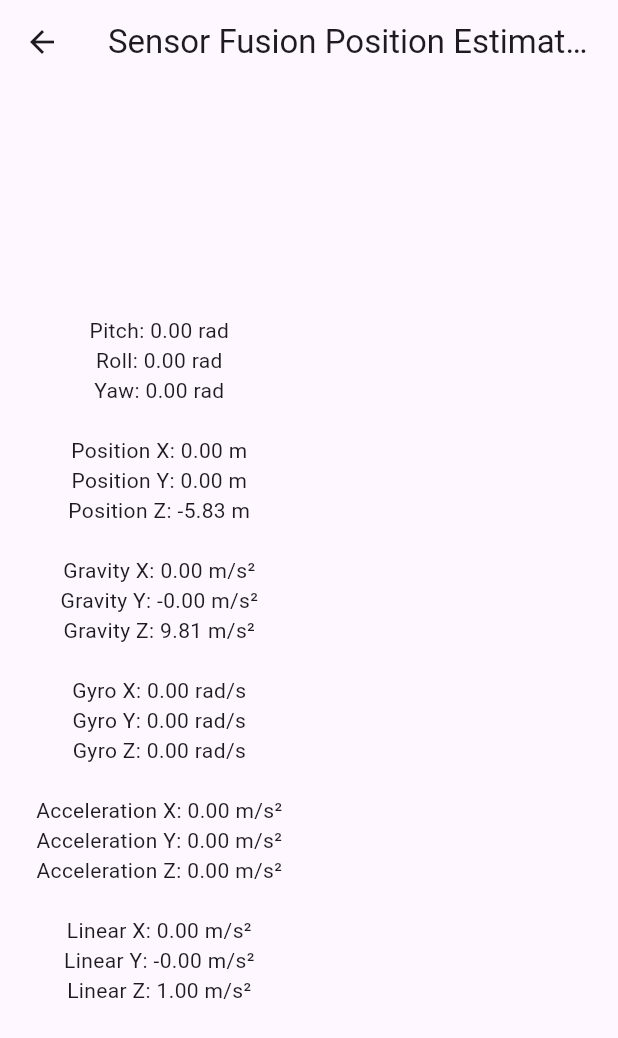
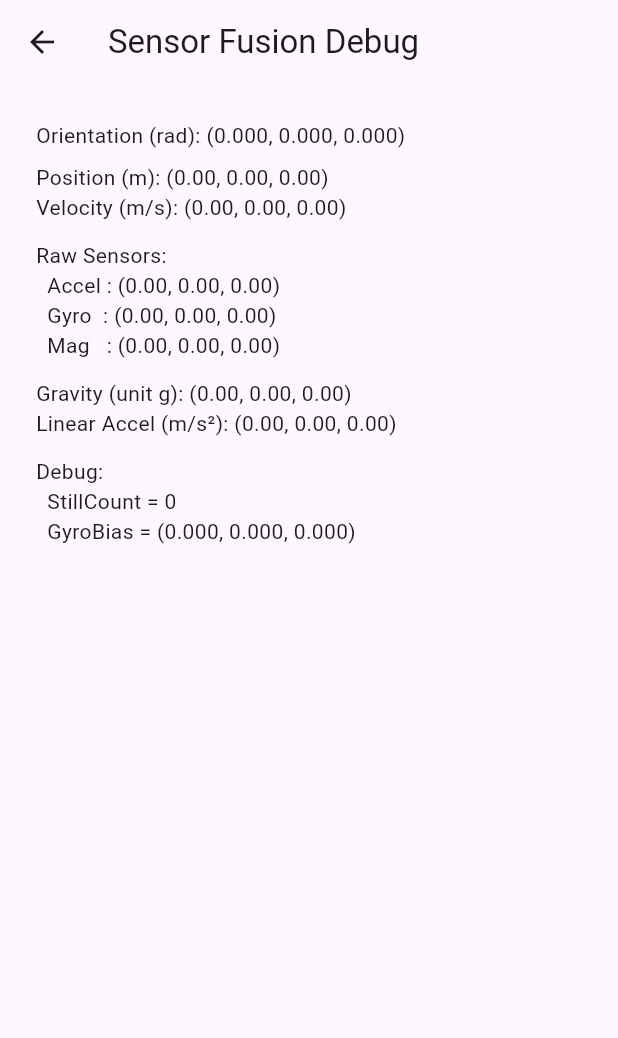
Before and after one commit to mabdullahsaqib/Mobile-DRS-System, a Flutter app: the screen it shows after launch, after a tap on "AcceleroMeter Test", on a phone screen of 412 x 824 dp. Shown: the top 1038 px of the screen. Run offline on Flutter 3.47's test engine with Material 3 defaults, Android fonts, the phone set to English and light mode, and no system bars; our stand-ins replace sensors_plus; missing offline and left inert: arcore_flutter_plugin.

Commit message:
Acclerometer not working accuratly

```diff
--- a/frontend/mobile_drs_system/lib/screens/ar_screen.dart
+++ b/frontend/mobile_drs_system/lib/screens/ar_screen.dart
@@ -10,11 +10,13 @@ class ArScreen extends StatefulWidget {
 }
 
 class _ArScreenState extends State<ArScreen> {
-  late ArCoreController arCoreController;
+  ArCoreController? arCoreController;
 
   void _onArCoreViewCreated(ArCoreController controller) {
     arCoreController = controller;
 
+    // Delay the addition of ARCore nodes to ensure OpenGL context is ready
+    Future.delayed(Duration(milliseconds: 500), () {
       final material = ArCoreMaterial(color: Colors.green);
       final sphere = ArCoreSphere(materials: [material], radius: 0.1);
       final node = ArCoreNode(
@@ -22,12 +24,13 @@ class _ArScreenState extends State<ArScreen> {
         position: vector.Vector3(0, 0, -1), // 1 meter in front
       );
 
-    arCoreController.addArCoreNode(node);
+      arCoreController?.addArCoreNode(node);
+    });
   }
 
   @override
   void dispose() {
-    arCoreController.dispose();
+    arCoreController?.dispose();
     super.dispose();
   }
 
--- a/frontend/mobile_drs_system/lib/screens/home_screen.dart
+++ b/frontend/mobile_drs_system/lib/screens/home_screen.dart
@@ -54,7 +54,7 @@ class HomeScreen extends StatelessWidget {
                 Navigator.push(
                   context,
                   MaterialPageRoute(
-                      builder: (_) => const SensorFusionPositionScreen()),
+                      builder: (_) => SensorFusionPositionScreen()),
                 );
               },
             ),
--- a/frontend/mobile_drs_system/lib/screens/kalan_filter.dart
+++ b/frontend/mobile_drs_system/lib/screens/kalan_filter.dart
@@ -2,251 +2,218 @@ import 'package:flutter/material.dart';
 import 'package:sensors_plus/sensors_plus.dart';
 import 'dart:async';
 import 'dart:math';
-import 'package:vector_math/vector_math_64.dart'; // Import vector_math for Vector3 and Vector2
+import 'package:vector_math/vector_math_64.dart';
 
+/// Improved Kalman-based sensor fusion with bias adaptation, ZUPT,
+/// initial orientation, and adaptive thresholding.
 class KalmanFilter {
-  // Kalman state using Vector3 for rotation, position, and velocity
-  Vector3 rotation = Vector3.zero();
-  Vector3 P_rotation = Vector3(1.0, 1.0, 1.0);
-  double Q = 0.01, R = 0.1;
-  Vector3 Q_rotation = Vector3.zero();
+  Vector3 rotation = Vector3.zero();  // (pitch, roll, yaw)
+  Vector3 P = Vector3.all(1.0);
+  static const double Q = 0.01, R = 0.1;
 
-  // Position and velocity using Vector3
   Vector3 position = Vector3.zero();
   Vector3 velocity = Vector3.zero();
-  Vector3 gravity=Vector3.zero();
+  Vector3 gravity = Vector3.zero();
+  Vector3 linear = Vector3.zero();
 
-  Vector3 linear=Vector3.zero();
-  // Gyroscope bias
   Vector3 biasGyro = Vector3.zero();
+  Vector3 filtAccel = Vector3.zero();
+  Vector3 filtMag   = Vector3.zero();
+  static const double alphaAccel = 0.8, alphaMag = 0.8;
 
-  // Low-pass filter values
-  Vector3 filtAccel = Vector3.zero();
-  Vector2 filtMag = Vector2.zero();
-  static const double alpha = 0.8;
+  int stillCount = 0;
+  static const int stillThreshold = 30;
+  double baseThreshold = 0.05;
+  static const double biasAdaptRate = 0.01;
 
-  // Stillness tracking
-  int stillCount = 0;
-  static const double motionThreshold = 0.15;
-  static const int stillThreshold = 15;
-  static const double damping = 0.9;
+  /// Initialize orientation from accelerometer (pitch, roll)
+  void initializeFromAccel(Vector3 accel) {
+    double pitch = atan2(accel.y, sqrt(accel.x * accel.x + accel.z * accel.z));
+    double roll  = atan2(-accel.x, accel.z);
+    rotation.setValues(pitch, roll, 0.0);
+  }
 
-  // Set gyro bias
   void calibrateGyroBias(Vector3 gyro) {
     biasGyro = gyro;
   }
 
-  // Main fusion function
-  void updateFusion({
+  /// Main update: dt in seconds, raw sensor readings in device axes
+  void update({
     required double dt,
-    required Vector3 accl,
+    required Vector3 accel,
     required Vector3 gyro,
-    required Vector2 mag,
+    required Vector3 mag,
   }) {
-    // Bias correction for gyro
-    Vector3 gyroCorrected = gyro - biasGyro;
+    // 1) Bias adaptation on stillness
+    if (stillCount > stillThreshold) {
+      biasGyro = biasGyro * (1 - biasAdaptRate) + gyro * biasAdaptRate;
+    }
+    final gyroCorr = gyro - biasGyro;
 
-    // Low-pass filtering for accelerometer
-  filtAccel = Vector3(
-    alpha * filtAccel.x + (1 - alpha) * accl.x,
-    alpha * filtAccel.y + (1 - alpha) * accl.y,
-    alpha * filtAccel.z + (1 - alpha) * accl.z,
-  );
-
-  // Low-pass filtering for magnetometer
-  filtMag = Vector2(
-    alpha * filtMag.x + (1 - alpha) * mag.x,
-    alpha * filtMag.y + (1 - alpha) * mag.y,
-  );
-
-
-    // Gyro integration
-    rotation += gyroCorrected * dt;
-
-    // Accel & magnetometer-based angles
-    double accelPitch = atan2(filtAccel.y, sqrt(filtAccel.x * filtAccel.x + filtAccel.z * filtAccel.z));
-    double accelRoll = atan2(-filtAccel.x, filtAccel.z);
-    double accelYaw = atan2(filtMag.y, filtMag.x);
-
-    // Kalman gain
-    double K_pitch = P_rotation.x / (P_rotation.x + R);
-    double K_roll = P_rotation.y / (P_rotation.y + R);
-    double K_yaw = P_rotation.z / (P_rotation.z + R);
-
-    // Kalman update
-    rotation.x = rotation.x + K_pitch * (accelPitch - rotation.x);
-    rotation.y = rotation.y + K_roll * (accelRoll - rotation.y);
-    rotation.z = rotation.z + K_yaw * (accelYaw - rotation.z);
-
-    // Update covariance
-    P_rotation.x = (1 - K_pitch) * P_rotation.x + Q;
-    P_rotation.y = (1 - K_roll) * P_rotation.y + Q;
-    P_rotation.z = (1 - K_yaw) * P_rotation.z + Q;
-
-    // Gravity removal
-    gravity = Vector3(
-      sin(rotation.x),
-      -sin(rotation.y) * cos(rotation.x),
-      cos(rotation.y) * cos(rotation.x),
+    // 2) Low-pass filters
+    filtAccel = Vector3(
+      alphaAccel * filtAccel.x + (1 - alphaAccel) * accel.x,
+      alphaAccel * filtAccel.y + (1 - alphaAccel) * accel.y,
+      alphaAccel * filtAccel.z + (1 - alphaAccel) * accel.z,
+    );
+    filtMag = Vector3(
+      alphaMag * filtMag.x + (1 - alphaMag) * mag.x,
+      alphaMag * filtMag.y + (1 - alphaMag) * mag.y,
+      alphaMag * filtMag.z + (1 - alphaMag) * mag.z,
     );
 
-    linear = accl - gravity * 9.81;
+    // 3) Predict orientation
+    rotation += gyroCorr * dt;
 
+    // 4) Accel-based pitch/roll
+    double accelPitch = atan2(
+      filtAccel.y,
+      sqrt(filtAccel.x * filtAccel.x + filtAccel.z * filtAccel.z),
+    );
+    double accelRoll = atan2(-filtAccel.x, filtAccel.z);
 
-    // Threshold filter
-    linear = _thresholdFilter(linear);
+    // 5) Magnetometer-based yaw calculation
+    final normA = filtAccel.normalized();
+    final east  = filtMag.cross(normA).normalized();
+    final north = normA.cross(east).normalized();
+    double accelYaw = atan2(east.y, east.x);
 
-    // Still detection
-    double linearMag = linear.length;
-    const double smallThreshold = 0.01;
-    stillCount = linearMag < smallThreshold ? stillCount + 1 : 0;
+    // 6) Kalman gains
+    double Kp = P.x / (P.x + R);
+    double Kr = P.y / (P.y + R);
+    double Ky = P.z / (P.z + R);
 
-    if (stillCount > stillThreshold) {
-      velocity = Vector3.zero();
-    }
+    // 7) Update orientation
+    rotation.x += Kp * (accelPitch - rotation.x);
+    rotation.y += Kr * (accelRoll  - rotation.y);
+    rotation.z += Ky * (accelYaw   - rotation.z);
 
-    if (stillCount > 0) {
-      velocity *= damping;
-    }
+    // 8) Update covariance
+    P.x = (1 - Kp) * P.x + Q;
+    P.y = (1 - Kr) * P.y + Q;
+    P.z = (1 - Ky) * P.z + Q;
 
-    // Integrate velocity and position
-    velocity += linear * dt;
+    // 9) Compute gravity vector
+    gravity = Vector3(
+      -sin(rotation.y),
+      sin(rotation.x) * cos(rotation.y),
+      cos(rotation.x) * cos(rotation.y),
+    );
+
+    // 10) Remove gravity to get linear acceleration
+    linear = accel - gravity * 9.81;
+
+    // 11) Adaptive threshold & deadband
+    double thresh = baseThreshold;
+    if (linear.length < thresh) stillCount++; else stillCount = 0;
+    if (stillCount > stillThreshold) velocity = Vector3.zero();
+    if (stillCount > 0) velocity *= 0.95;
+
+    linear = Vector3(
+      linear.x.abs() < thresh ? 0 : linear.x,
+      linear.y.abs() < thresh ? 0 : linear.y,
+      linear.z.abs() < thresh ? 0 : linear.z,
+    );
+
+    // 12) Velocity & position update (HPF)
+    velocity = velocity * 0.98 + linear * dt * 0.02;
     position += velocity * dt;
-  }
-
-  Vector3 _thresholdFilter(Vector3 value) {
-    return Vector3(
-      value.x.abs() < motionThreshold ? 0.0 : value.x,
-      value.y.abs() < motionThreshold ? 0.0 : value.y,
-      value.z.abs() < motionThreshold ? 0.0 : value.z,
-    );
   }
 }
 
 class SensorFusionPositionScreen extends StatefulWidget {
-  const SensorFusionPositionScreen({super.key});
-
   @override
-    _SensorFusionPositionScreenState createState() =>
-      _SensorFusionPositionScreenState();
+  _SensorFusionPositionScreenState createState() => _SensorFusionPositionScreenState();
 }
 
 class _SensorFusionPositionScreenState extends State<SensorFusionPositionScreen> {
-  // Sensor values using Vector3 for accelerometer, gyroscope, and magnetometer
   Vector3 _accel = Vector3.zero();
-  Vector3 _gyro = Vector3.zero();
-  Vector2 _mag = Vector2.zero();
+  Vector3 _gyro  = Vector3.zero();
+  Vector3 _mag   = Vector3.zero();
 
-  DateTime? _lastUpdate;
-  Timer? _timer;
-  final KalmanFilter kalman = KalmanFilter();
+  DateTime? _last;
+  late Timer _timer;
+  final KalmanFilter _kf = KalmanFilter();
 
   @override
   void initState() {
     super.initState();
+    _calibrateGyro();
 
-    _calibrateGyro(); // auto-calibrate gyro at startup
+    accelerometerEvents.listen((e) => setState(() => _accel = Vector3(e.x, e.y, e.z)));
+    gyroscopeEvents.listen((e)      => setState(() => _gyro  = Vector3(e.x, e.y, e.z)));
+    magnetometerEvents.listen((e)   => setState(() => _mag   = Vector3(e.x, e.y, e.z)));
 
-    // Listen to sensor events and update corresponding Vector3 and Vector2 values
-    accelerometerEvents.listen((e) {
-      _accel = Vector3(e.x, e.y, e.z);
+    Future.delayed(Duration(seconds: 1), () {
+      _kf.initializeFromAccel(_accel);
     });
 
-    gyroscopeEvents.listen((e) {
-      _gyro = Vector3(e.x, e.y, e.z);
-    });
-
-    magnetometerEvents.listen((e) {
-      _mag = Vector2(e.x, e.y); // Magnetometer only provides x, y, hence using Vector2
-    });
-
-    // Update sensor fusion every 20ms (50Hz)
-    _timer = Timer.periodic(
-        const Duration(milliseconds: 20), (_) => _updateFusion());
+    _timer = Timer.periodic(Duration(milliseconds: 20), (_) => _updateFusion());
   }
 
   void _calibrateGyro() {
-    Vector3 sum = Vector3.zero();
-    int count = 0;
+    Vector3 sum = Vector3.zero(); int count = 0;
     StreamSubscription<GyroscopeEvent>? sub;
-
     sub = gyroscopeEvents.listen((e) {
       if (count < 100) {
         sum += Vector3(e.x, e.y, e.z);
         count++;
       } else {
-        kalman.calibrateGyroBias(Vector3(sum.x / count, sum.y / count, sum.z / count));
-        sub?.cancel(); // ✅ safe to call now
+        _kf.calibrateGyroBias(sum / count.toDouble());
+        sub?.cancel();
       }
     });
   }
 
   void _updateFusion() {
     final now = DateTime.now();
-    if (_lastUpdate == null) {
-      _lastUpdate = now;
-      return;
+    if (_last == null) {
+      _last = now; return;
     }
-
-    // Calculate the time delta in seconds
-    double dt = now.difference(_lastUpdate!).inMilliseconds / 1000.0;
-    _lastUpdate = now;
-
-    // Update the Kalman filter with new sensor values
-    kalman.updateFusion(
-      dt: dt,
-      accl: _accel,
-      gyro: _gyro,
-      mag: _mag,
-    );
-
-    setState(() {});
+    double dt = now.difference(_last!).inMilliseconds.clamp(1,50) / 1000.0;
+    _last = now;
+    _kf.update(dt: dt, accel: _accel, gyro: _gyro, mag: _mag);
   }
 
   @override
   void dispose() {
-    _timer?.cancel();
+    _timer.cancel();
     super.dispose();
   }
 
+  String fmtV3(Vector3 v, int prec) => '(${v.x.toStringAsFixed(prec)}, ${v.y.toStringAsFixed(prec)}, ${v.z.toStringAsFixed(prec)})';
+
   @override
   Widget build(BuildContext context) {
-    // Calculate gravity components based on the rotation from Kalman filter
-    double gravityX = sin(kalman.rotation.x);
-    double gravityY = -sin(kalman.rotation.y) * cos(kalman.rotation.x);
-    double gravityZ = cos(kalman.rotation.y) * cos(kalman.rotation.x);
+    return Scaffold(
+      appBar: AppBar(title: Text('Sensor Fusion Debug')),
+      body: Padding(
+        padding: EdgeInsets.all(24),
+        child: SingleChildScrollView(
+          child: Column(
+            crossAxisAlignment: CrossAxisAlignment.start,
+            children: [
+              Text('Orientation (rad): ' + fmtV3(_kf.rotation, 3)),
+              SizedBox(height: 8),
+              Text('Position (m): ' + fmtV3(_kf.position, 2)),
+              Text('Velocity (m/s): ' + fmtV3(_kf.velocity, 2)),
+              SizedBox(height: 12),
 
-    return Scaffold(
-      appBar: AppBar(title: const Text("Sensor Fusion Position Estimation")),
-      body: Padding(
-        padding: const EdgeInsets.all(24.0),
-        child: Column(
-          mainAxisAlignment: MainAxisAlignment.center,
-          children: [
-            Text("Pitch: ${kalman.rotation.x.toStringAsFixed(2)} rad"),
-            Text("Roll: ${kalman.rotation.y.toStringAsFixed(2)} rad"),
-            Text("Yaw: ${kalman.rotation.z.toStringAsFixed(2)} rad"),
-            const SizedBox(height: 20),
-            Text("Position X: ${kalman.position.x.toStringAsFixed(2)} m"),
-            Text("Position Y: ${kalman.position.y.toStringAsFixed(2)} m"),
-            Text("Position Z: ${kalman.position.z.toStringAsFixed(2)} m"),
-            const SizedBox(height: 20),
-            Text("Gravity X: ${(kalman.gravity.x * 9.81).toStringAsFixed(2)} m/s²"),
-            Text("Gravity Y: ${(kalman.gravity.y * 9.81).toStringAsFixed(2)} m/s²"),
-            Text("Gravity Z: ${(kalman.gravity.z * 9.81).toStringAsFixed(2)} m/s²"),
-            const SizedBox(height: 20),
-            Text("Gyro X: ${_gyro.x.toStringAsFixed(2)} rad/s"),
-            Text("Gyro Y: ${_gyro.y.toStringAsFixed(2)} rad/s"),
-            Text("Gyro Z: ${_gyro.z.toStringAsFixed(2)} rad/s"),
-            const SizedBox(height: 20),
-            Text("Acceleration X: ${_accel.x.toStringAsFixed(2)} m/s²"),
-            Text("Acceleration Y: ${_accel.y.toStringAsFixed(2)} m/s²"),
-            Text("Acceleration Z: ${_accel.z.toStringAsFixed(2)} m/s²"),
-            const SizedBox(height: 20),
-            Text("Linear X: ${kalman.gravity.x.toStringAsFixed(2)} m/s²"),
-            Text("Linear Y: ${kalman.gravity.y.toStringAsFixed(2)} m/s²"),
-            Text("Linear Z: ${kalman.gravity.z.toStringAsFixed(2)} m/s²"),
-          ],
+              Text('Raw Sensors:'),
+              Text('  Accel : ' + fmtV3(_accel, 2)),
+              Text('  Gyro  : ' + fmtV3(_gyro, 2)),
+              Text('  Mag   : ' + fmtV3(_mag, 2)),
+              SizedBox(height: 12),
+
+              Text('Gravity (unit g): ' + fmtV3(_kf.gravity, 2)),
+              Text('Linear Accel (m/s²): ' + fmtV3(_kf.linear, 2)),
+              SizedBox(height: 12),
+
+              Text('Debug:'),
+              Text('  StillCount = ${_kf.stillCount}'),
+              Text('  GyroBias = ' + fmtV3(_kf.biasGyro, 3)),
+            ],
+          ),
         ),
       ),
     );
```
Lines whose indentation alone changed are shown as unchanged.
